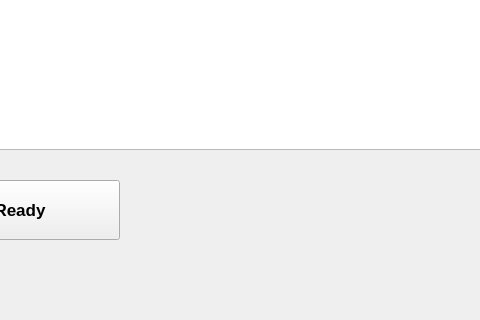
First picture: the form in OS_Lab09/mainwindow.ui, repository Dou6leR/OS_Lab09_WarshipBattle, before the edit; both pictures show x 110 to 590 and y 280 to 600 of the 800 by 600 pixel window.
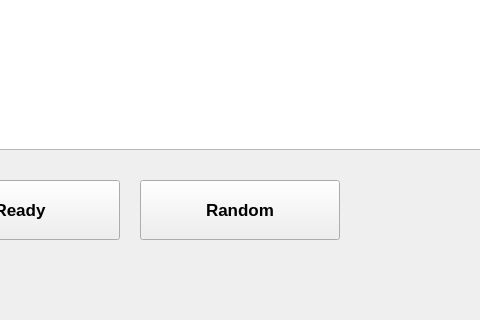
Second picture: the form after the edit. The open tabs and pages were chosen to show the change.

Commit message: Add random ships positions

```diff
--- a/OS_Lab09/mainwindow.ui
+++ b/OS_Lab09/mainwindow.ui
@@ -149,6 +149,26 @@
        </size>
       </property>
      </widget>
+     <widget class="QPushButton" name="random_but">
+      <property name="geometry">
+       <rect>
+        <x>250</x>
+        <y>460</y>
+        <width>200</width>
+        <height>60</height>
+       </rect>
+      </property>
+      <property name="font">
+       <font>
+        <family>Noto Sans Bengali UI</family>
+        <pointsize>13</pointsize>
+        <bold>true</bold>
+       </font>
+      </property>
+      <property name="text">
+       <string>Random</string>
+      </property>
+     </widget>
     </widget>
     <widget class="QWidget" name="server_page">
      <widget class="QPlainTextEdit" name="server_log">
```
Left out of the diff: 4 changed lines with no effect on the pictures. The commit also changes 4 other files.
